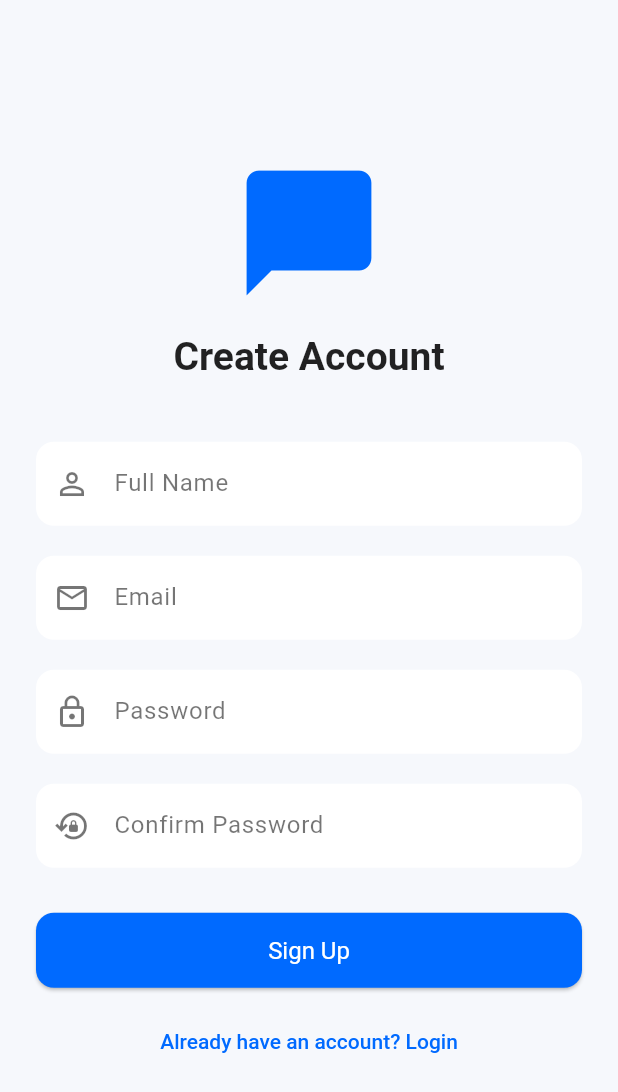
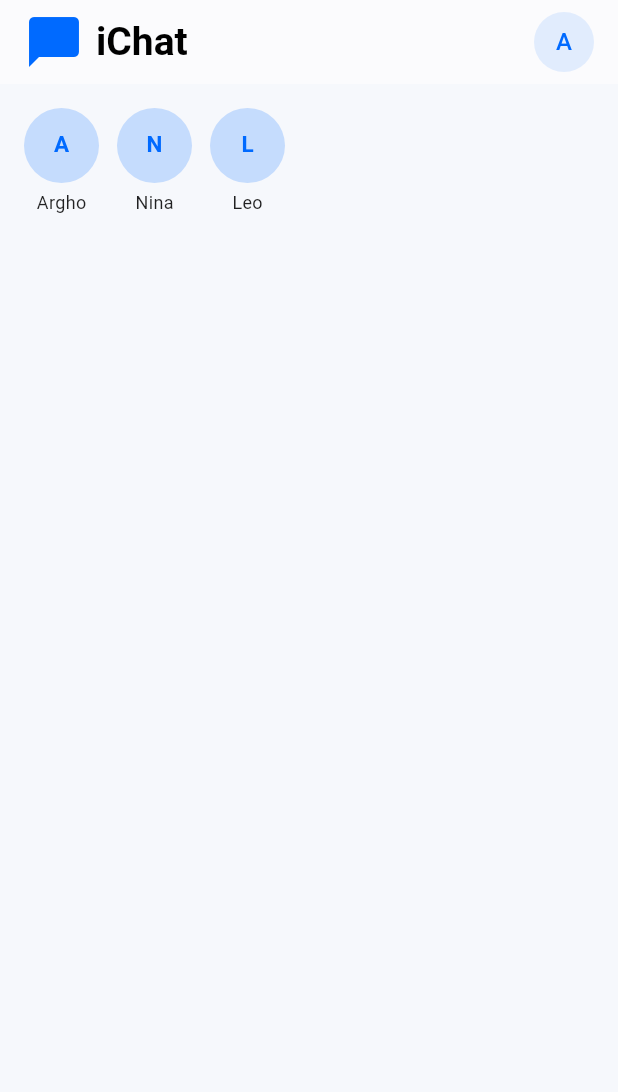
Before and after one commit to iArgho/ichat_app, a Flutter app: the SignUpScreen screen opened directly, after a tap on "Sign Up", on a phone screen of 412 x 824 dp. Shown: the top 1092 px of the screen. Run offline on Flutter 3.47's test engine with Material 3 defaults, Android fonts, the phone set to English and light mode, and no system bars.

Commit message:
Home Screen and avatar has added.

```diff
--- a/lib/app.dart
+++ b/lib/app.dart
@@ -9,7 +9,7 @@ class iChat extends StatelessWidget {
     return MaterialApp(
       title: 'iChat App',
       theme: ThemeData(
-        useMaterial3: true, // Optional but recommended for latest design system
+        useMaterial3: true,
         primaryColor: const Color(0xFF006AFF),
         scaffoldBackgroundColor: const Color(0xFFF6F8FC),
         fontFamily: 'Roboto',
--- a/lib/presentation/auth/signup_screen.dart
+++ b/lib/presentation/auth/signup_screen.dart
@@ -1,4 +1,5 @@
 import 'package:flutter/material.dart';
+import 'package:ichat_app/presentation/screens/home_screen.dart';
 
 class SignUpScreen extends StatelessWidget {
   const SignUpScreen({super.key});
@@ -57,7 +58,14 @@ class SignUpScreen extends StatelessWidget {
                   width: double.infinity,
                   height: 50,
                   child: ElevatedButton(
-                    onPressed: () {},
+                    onPressed: () {
+                      Navigator.push(
+                        context,
+                        MaterialPageRoute(
+                          builder: (context) => const HomeScreen(),
+                        ),
+                      );
+                    },
                     child: const Text('Sign Up'),
                   ),
                 ),
--- /dev/null
+++ b/lib/presentation/screens/home_screen.dart
@@ -0,0 +1,76 @@
+import 'package:flutter/material.dart';
+import 'package:ichat_app/presentation/widgets/chat_participant_avatar.dart';
+
+class HomeScreen extends StatelessWidget {
+  const HomeScreen({super.key});
+
+  @override
+  Widget build(BuildContext context) {
+    final String userName = "Argho";
+
+    final List<String> participants = ['Argho', 'Nina', 'Leo'];
+
+    return Scaffold(
+      appBar: AppBar(
+        automaticallyImplyLeading: false,
+        backgroundColor: Colors.white,
+        foregroundColor: Colors.black,
+        elevation: 0.5,
+        centerTitle: false,
+        title: Row(
+          children: [
+            Icon(
+              Icons.chat_bubble,
+              size: 40,
+              color: Theme.of(context).primaryColor,
+            ),
+            const SizedBox(width: 8),
+            Text(
+              'iChat',
+              style: Theme.of(
+                context,
+              ).textTheme.titleLarge?.copyWith(color: Colors.black),
+            ),
+          ],
+        ),
+        actions: [
+          Padding(
+            padding: const EdgeInsets.only(right: 16.0),
+            child: CircleAvatar(
+              backgroundColor: Theme.of(context).primaryColor.withOpacity(0.1),
+              child: Text(
+                userName[0],
+                style: TextStyle(color: Theme.of(context).primaryColor),
+              ),
+            ),
+          ),
+        ],
+      ),
+      body: SafeArea(
+        child: SingleChildScrollView(
+          child: Padding(
+            padding: const EdgeInsets.symmetric(vertical: 16),
+            child: Column(
+              crossAxisAlignment: CrossAxisAlignment.start,
+              children: [
+                SizedBox(
+                  height: 80,
+                  child: ListView.separated(
+                    scrollDirection: Axis.horizontal,
+                    padding: const EdgeInsets.symmetric(horizontal: 16),
+                    itemCount: participants.length,
+                    separatorBuilder: (_, __) => const SizedBox(width: 12),
+                    itemBuilder: (context, index) {
+                      return ChatParticipantAvatar(name: participants[index]);
+                    },
+                  ),
+                ),
+                const SizedBox(height: 32),
+              ],
+            ),
+          ),
+        ),
+      ),
+    );
+  }
+}
--- /dev/null
+++ b/lib/presentation/widgets/chat_participant_avatar.dart
@@ -0,0 +1,29 @@
+import 'package:flutter/material.dart';
+
+class ChatParticipantAvatar extends StatelessWidget {
+  final String name;
+
+  const ChatParticipantAvatar({super.key, required this.name});
+
+  @override
+  Widget build(BuildContext context) {
+    return Column(
+      children: [
+        CircleAvatar(
+          radius: 25,
+          backgroundColor: Theme.of(context).primaryColor.withOpacity(0.2),
+          child: Text(
+            name[0].toUpperCase(),
+            style: TextStyle(
+              fontSize: 15,
+              fontWeight: FontWeight.bold,
+              color: Theme.of(context).primaryColor,
+            ),
+          ),
+        ),
+        const SizedBox(height: 4),
+        Text(name, style: const TextStyle(fontSize: 12)),
+      ],
+    );
+  }
+}
```
Also changed, not shown: pubspec.yaml (+2 -64 lines).
